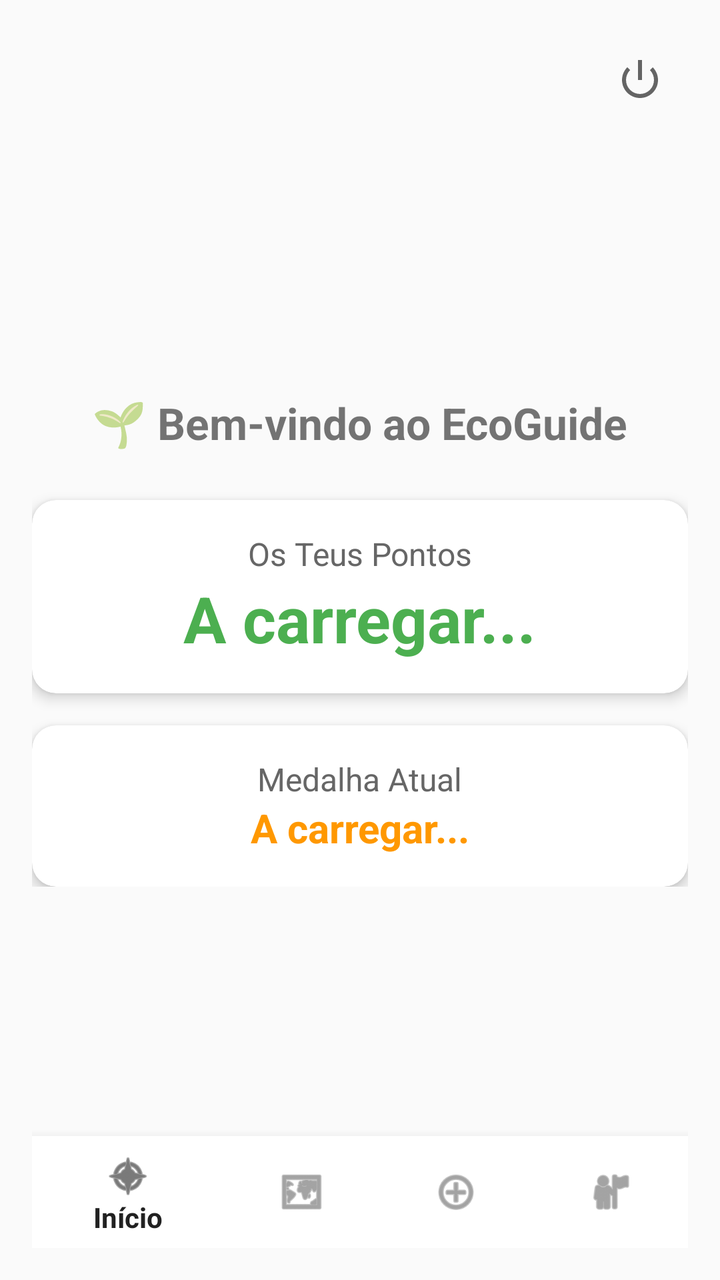
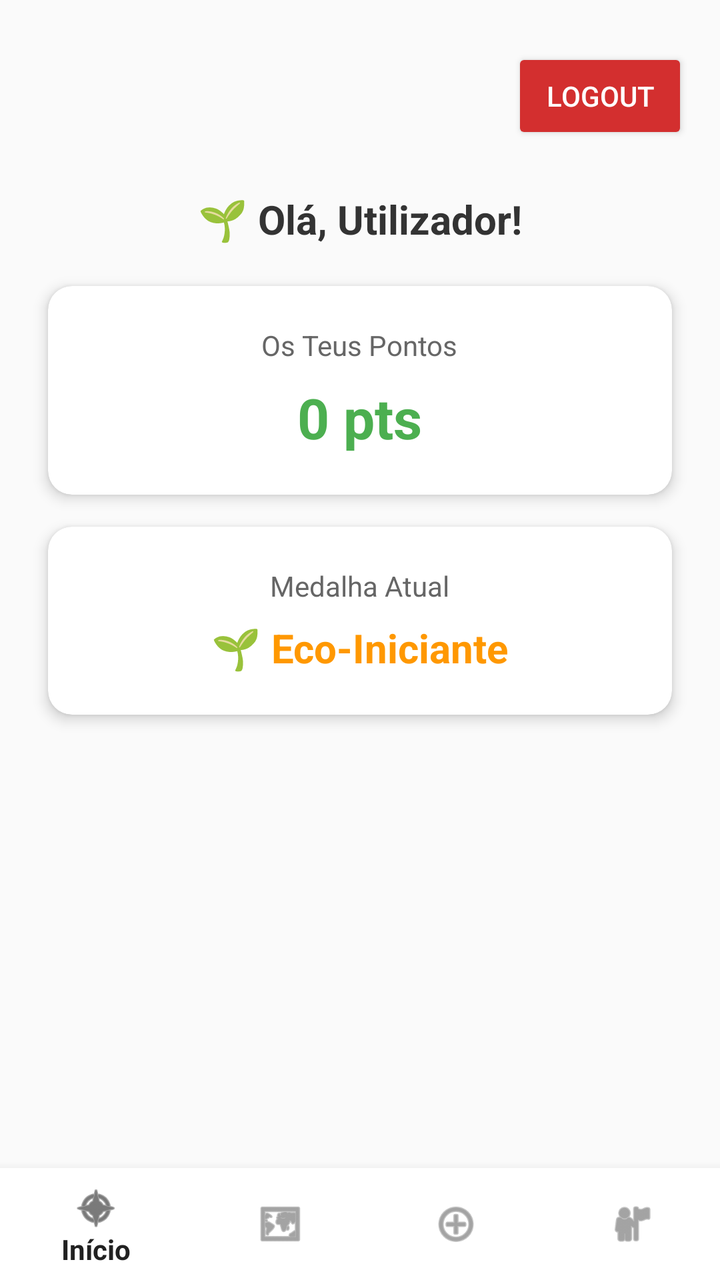

The first picture is an Android layout as it rendered before a commit; the second is the same layout after the commit. The layout source and the unified diff follow.
<!-- AndroidManifest.xml: application theme Theme.AppCompat.Light.DarkActionBar -->
<!-- res/layout/activity_main.xml -->
<?xml version="1.0" encoding="utf-8"?>
<RelativeLayout xmlns:android="http://schemas.android.com/apk/res/android"
                xmlns:app="http://schemas.android.com/apk/res-auto"
                android:layout_width="match_parent"
                android:layout_height="match_parent"
                android:padding="16dp">

    
    <ImageButton
            android:id="@+id/btnLogout"
            android:layout_width="48dp"
            android:layout_height="48dp"
            android:layout_alignParentEnd="true"
            android:layout_alignParentTop="true"
            android:background="?attr/selectableItemBackgroundBorderless"
            android:src="@android:drawable/ic_lock_power_off"
            android:contentDescription="Logout" />

    <LinearLayout
            android:layout_width="match_parent"
            android:layout_height="wrap_content"
            android:orientation="vertical"
            android:gravity="center"
            android:layout_centerInParent="true">

        <TextView
                android:id="@+id/tvWelcome"
                android:layout_width="wrap_content"
                android:layout_height="wrap_content"
                android:text="🌱 Bem-vindo ao EcoGuide"
                android:textSize="22sp"
                android:textStyle="bold"
                android:layout_marginBottom="24dp"/>

        <androidx.cardview.widget.CardView
                android:layout_width="match_parent"
                android:layout_height="wrap_content"
                app:cardCornerRadius="12dp"
                app:cardElevation="4dp"
                android:layout_marginBottom="16dp">

            <LinearLayout
                    android:layout_width="match_parent"
                    android:layout_height="wrap_content"
                    android:orientation="vertical"
                    android:padding="16dp"
                    android:gravity="center">

                <TextView
                        android:layout_width="wrap_content"
                        android:layout_height="wrap_content"
                        android:text="Os Teus Pontos"
                        android:textSize="16sp"
                        android:textColor="#666666"/>

                <TextView
                        android:id="@+id/tvUserPoints"
                        android:layout_width="wrap_content"
                        android:layout_height="wrap_content"
                        android:text="A carregar..."
                        android:textSize="32sp"
                        android:textStyle="bold"
                        android:textColor="#4CAF50"/>
            </LinearLayout>
        </androidx.cardview.widget.CardView>

        <androidx.cardview.widget.CardView
                android:layout_width="match_parent"
                android:layout_height="wrap_content"
                app:cardCornerRadius="12dp"
                app:cardElevation="4dp">

            <LinearLayout
                    android:layout_width="match_parent"
                    android:layout_height="wrap_content"
                    android:orientation="vertical"
                    android:padding="16dp"
                    android:gravity="center">

                <TextView
                        android:layout_width="wrap_content"
                        android:layout_height="wrap_content"
                        android:text="Medalha Atual"
                        android:textSize="16sp"
                        android:textColor="#666666"/>

                <TextView
                        android:id="@+id/tvUserBadge"
                        android:layout_width="wrap_content"
                        android:layout_height="wrap_content"
                        android:text="A carregar..."
                        android:textSize="20sp"
                        android:textStyle="bold"
                        android:textColor="#FF9800"/>
            </LinearLayout>
        </androidx.cardview.widget.CardView>

    </LinearLayout>

    <com.google.android.material.bottomnavigation.BottomNavigationView
            android:id="@+id/bottomNavigationView"
            android:layout_width="match_parent"
            android:layout_height="wrap_content"
            android:layout_alignParentBottom="true"
            app:menu="@menu/bottom_nav_menu"
            android:background="#FFFFFF"
            app:elevation="8dp"/>

</RelativeLayout>
<!-- resources referenced by this layout -->
<resources>

</resources>

<!-- the commit's change to res/layout/activity_main.xml (unified diff, before → after) -->
@@ -1,109 +1,131 @@
 <?xml version="1.0" encoding="utf-8"?>
-<RelativeLayout xmlns:android="http://schemas.android.com/apk/res/android"
-                xmlns:app="http://schemas.android.com/apk/res-auto"
-                android:layout_width="match_parent"
-                android:layout_height="match_parent"
-                android:padding="16dp">
+<androidx.constraintlayout.widget.ConstraintLayout
+        xmlns:android="http://schemas.android.com/apk/res/android"
+        xmlns:app="http://schemas.android.com/apk/res-auto"
+        xmlns:tools="http://schemas.android.com/tools"
+        android:layout_width="match_parent"
+        android:layout_height="match_parent"
+        android:background="#FAFAFA"
+        tools:context=".MainActivity">
 
     
-    <ImageButton
+    <Button
             android:id="@+id/btnLogout"
-            android:layout_width="48dp"
-            android:layout_height="48dp"
-            android:layout_alignParentEnd="true"
-            android:layout_alignParentTop="true"
-            android:background="?attr/selectableItemBackgroundBorderless"
-            android:src="@android:drawable/ic_lock_power_off"
-            android:contentDescription="Logout" />
+            android:layout_width="wrap_content"
+            android:layout_height="wrap_content"
+            android:text="Logout"
+            android:backgroundTint="#D32F2F"
+            android:textColor="#FFFFFF"
+            android:layout_marginTop="24dp"
+            android:layout_marginEnd="16dp"
+            app:layout_constraintTop_toTopOf="parent"
+            app:layout_constraintEnd_toEndOf="parent" />
 
-    <LinearLayout
-            android:layout_width="match_parent"
+    
+    <TextView
+            android:id="@+id/tvWelcome"
+            android:layout_width="wrap_content"
             android:layout_height="wrap_content"
-            android:orientation="vertical"
-            android:gravity="center"
-            android:layout_centerInParent="true">
+            android:text="🌱 Olá, Utilizador!"
+            android:textSize="20sp"
+            android:textStyle="bold"
+            android:textColor="#333333"
+            android:layout_marginTop="24dp"
+            app:layout_constraintTop_toBottomOf="@id/btnLogout"
+            app:layout_constraintStart_toStartOf="parent"
+            app:layout_constraintEnd_toEndOf="parent" />
 
-        <TextView
-                android:id="@+id/tvWelcome"
-                android:layout_width="wrap_content"
-                android:layout_height="wrap_content"
-                android:text="🌱 Bem-vindo ao EcoGuide"
-                android:textSize="22sp"
-                android:textStyle="bold"
-                android:layout_marginBottom="24dp"/>
+    
+    <androidx.cardview.widget.CardView
+            android:id="@+id/cardPoints"
+            android:layout_width="0dp"
+            android:layout_height="wrap_content"
+            android:layout_marginStart="24dp"
+            android:layout_marginEnd="24dp"
+            android:layout_marginTop="20dp"
+            app:cardCornerRadius="12dp"
+            app:cardElevation="4dp"
+            app:layout_constraintTop_toBottomOf="@id/tvWelcome"
+            app:layout_constraintStart_toStartOf="parent"
+            app:layout_constraintEnd_toEndOf="parent">
 
-        <androidx.cardview.widget.CardView
+        <LinearLayout
                 android:layout_width="match_parent"
                 android:layout_height="wrap_content"
-                app:cardCornerRadius="12dp"
-                app:cardElevation="4dp"
-                android:layout_marginBottom="16dp">
+                android:orientation="vertical"
+                android:gravity="center"
+                android:padding="20dp">
 
-            <LinearLayout
-                    android:layout_width="match_parent"
+            <TextView
+                    android:layout_width="wrap_content"
                     android:layout_height="wrap_content"
-                    android:orientation="vertical"
-                    android:padding="16dp"
-                    android:gravity="center">
+                    android:text="Os Teus Pontos"
+                    android:textSize="14sp"
+                    android:textColor="#666666" />
 
-                <TextView
-                        android:layout_width="wrap_content"
-                        android:layout_height="wrap_content"
-                        android:text="Os Teus Pontos"
-                        android:textSize="16sp"
-                        android:textColor="#666666"/>
+            <TextView
+                    android:id="@+id/tvUserPoints"
+                    android:layout_width="wrap_content"
+                    android:layout_height="wrap_content"
+                    android:text="0 pts"
+                    android:textSize="28sp"
+                    android:textStyle="bold"
+                    android:textColor="#4CAF50"
+                    android:layout_marginTop="8dp" />
 
-                <TextView
-                        android:id="@+id/tvUserPoints"
-                        android:layout_width="wrap_content"
-                        android:layout_height="wrap_content"
-                        android:text="A carregar..."
-                        android:textSize="32sp"
-                        android:textStyle="bold"
-                        android:textColor="#4CAF50"/>
-            </LinearLayout>
-        </androidx.cardview.widget.CardView>
+        </LinearLayout>
+    </androidx.cardview.widget.CardView>
 
-        <androidx.cardview.widget.CardView
+    
+    <androidx.cardview.widget.CardView
+            android:id="@+id/cardBadge"
+            android:layout_width="0dp"
+            android:layout_height="wrap_content"
+            android:layout_marginStart="24dp"
+            android:layout_marginEnd="24dp"
+            android:layout_marginTop="16dp"
+            app:cardCornerRadius="12dp"
+            app:cardElevation="4dp"
+            app:layout_constraintTop_toBottomOf="@id/cardPoints"
+            app:layout_constraintStart_toStartOf="parent"
+            app:layout_constraintEnd_toEndOf="parent">
+
+        <LinearLayout
                 android:layout_width="match_parent"
                 android:layout_height="wrap_content"
-                app:cardCornerRadius="12dp"
-                app:cardElevation="4dp">
+                android:orientation="vertical"
+                android:gravity="center"
+                android:padding="20dp">
 
-            <LinearLayout
-                    android:layout_width="match_parent"
+            <TextView
+                    android:layout_width="wrap_content"
                     android:layout_height="wrap_content"
-                    android:orientation="vertical"
-                    android:padding="16dp"
-                    android:gravity="center">
+                    android:text="Medalha Atual"
+                    android:textSize="14sp"
+                    android:textColor="#666666" />
 
-                <TextView
-                        android:layout_width="wrap_content"
-                        android:layout_height="wrap_content"
-                        android:text="Medalha Atual"
-                        android:textSize="16sp"
-                        android:textColor="#666666"/>
+            <TextView
+                    android:id="@+id/tvUserBadge"
+                    android:layout_width="wrap_content"
+                    android:layout_height="wrap_content"
+                    android:text="🌱 Eco-Iniciante"
+                    android:textSize="20sp"
+                    android:textStyle="bold"
+                    android:textColor="#FF9800"
+                    android:layout_marginTop="8dp" />
 
-                <TextView
-                        android:id="@+id/tvUserBadge"
-                        android:layout_width="wrap_content"
-                        android:layout_height="wrap_content"
-                        android:text="A carregar..."
-                        android:textSize="20sp"
-                        android:textStyle="bold"
-                        android:textColor="#FF9800"/>
-            </LinearLayout>
-        </androidx.cardview.widget.CardView>
+        </LinearLayout>
+    </androidx.cardview.widget.CardView>
 
-    </LinearLayout>
-
+    
     <com.google.android.material.bottomnavigation.BottomNavigationView
             android:id="@+id/bottomNavigationView"
-            android:layout_width="match_parent"
+            android:layout_width="0dp"
             android:layout_height="wrap_content"
-            android:layout_alignParentBottom="true"
+            android:background="#FFFFFF"
             app:menu="@menu/bottom_nav_menu"
-            android:background="#FFFFFF"
-            app:elevation="8dp"/>
+            app:layout_constraintBottom_toBottomOf="parent"
+            app:layout_constraintStart_toStartOf="parent"
+            app:layout_constraintEnd_toEndOf="parent" />
 
-</RelativeLayout>
+</androidx.constraintlayout.widget.ConstraintLayout>
